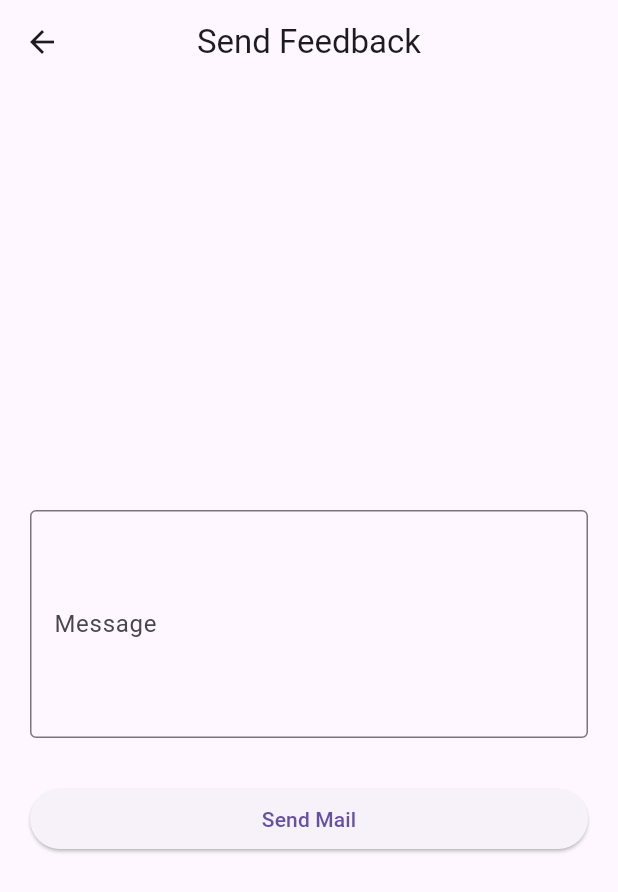
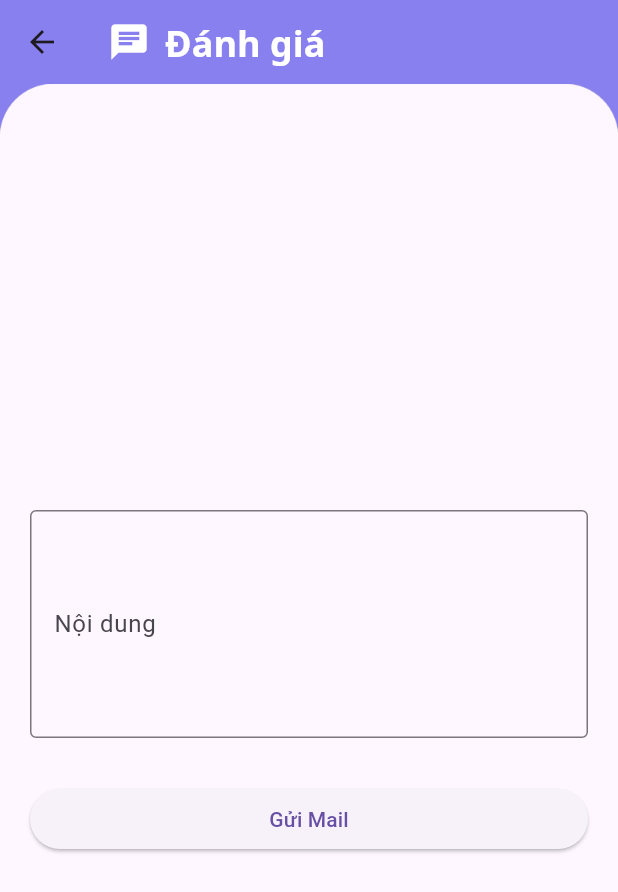
Before and after one commit to LearnJapaneseUET/AndroidFrontend, a Flutter app: the SendMail screen opened directly, on a phone screen of 412 x 824 dp. Shown: the top 892 px of the screen. Run offline on Flutter 3.47's test engine with Material 3 defaults, Android fonts, the phone set to English and light mode, and no system bars; our stand-ins replace audioplayers, camera, file_picker, firebase_auth, firebase_core, firebase_messaging and 12 more; missing offline and left inert: flutter_sound, mailer; accounts and stored records are empty; network calls fail; Roboto replaces fonts that are missing (Noto Sans).

Commit message:
fix: fix UI send email

```diff
--- a/lib/pages/dictionary_page.dart
+++ b/lib/pages/dictionary_page.dart
@@ -18,11 +18,9 @@ class _DictionaryPageState extends State<DictionaryPage> {
   String _receivedValue = ''; // Hàm sẽ nhận giá trị từ component con
 
   void updateSearchWord(String value) {
-    print("value: $value");
     setState(() {
       _receivedValue = value;
     });
-    print("value2: $value");
   }
 
   @override
--- a/lib/pages/mail_page.dart
+++ b/lib/pages/mail_page.dart
@@ -30,10 +30,10 @@ class _SendMailState extends State<SendMail> {
     try {
       // Gửi email
       await send(message, smtpServer);
-      showSnackbar('Email sent successfully');
+      showSnackbar('Đã gửi thành công');
     } catch (e) {
       // Xử lý lỗi khi gửi email
-      showSnackbar('Failed to send email: $e');
+      showSnackbar('Lỗi khi gửi email: $e');
       if (kDebugMode) {
         print(e.toString());
       }
@@ -47,10 +47,34 @@ class _SendMailState extends State<SendMail> {
     print(dotenv.env['GMAIL_PASSWORD']);
     return Scaffold(
       appBar: AppBar(
-        title: const Text('Send Feedback'),
-        centerTitle: true,
+        elevation: 0,
+        backgroundColor: const Color(0xFF8980F0),
+        title: const Row(
+          children: [
+            Icon(Icons.chat, color: Colors.white, size: 28),
+            SizedBox(width: 10),
+            Text(
+              "Đánh giá",
+              style: TextStyle(
+                fontSize: 24,
+                fontFamily: 'Noto Sans',
+                fontWeight: FontWeight.w700,
+                color: Colors.white,
               ),
-      body: Padding(
+            ),
+          ],
+        ),
+      ),
+      body: Expanded(
+        child: Container(
+          decoration: const BoxDecoration(
+            image: DecorationImage(
+              image: AssetImage('assets/images/appbar.png'),
+              fit: BoxFit.fitWidth,
+              alignment: Alignment.topCenter,
+            ),
+          ),
+          child: Padding(
             padding: const EdgeInsets.all(20.0),
             child: Column(
               mainAxisAlignment: MainAxisAlignment.center,
@@ -62,7 +86,7 @@ class _SendMailState extends State<SendMail> {
                   maxLines: 5,
                   controller: _mailMessageController,
                   decoration: const InputDecoration(
-                labelText: 'Message',
+                    labelText: 'Nội dung',
                     border: OutlineInputBorder(
                       borderSide: BorderSide(),
                     ),
@@ -79,10 +103,12 @@ class _SendMailState extends State<SendMail> {
                         mailMessage: _mailMessageController.text.toString(),
                       );
                     },
-                child: const Text('Send Mail'),
+                    child: const Text('Gửi Mail'),
                   ),
                 ),
               ],
+            ),
+          ),
         ),
       ),
     );
```
Lines whose indentation alone changed are shown as unchanged.
